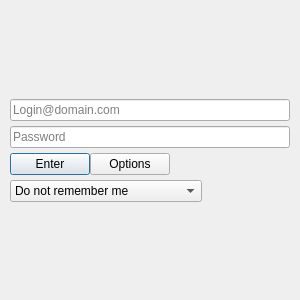
Qt form ui/login_page_widget.ui (KrusnikViers/SimpleJabber) before a commit.
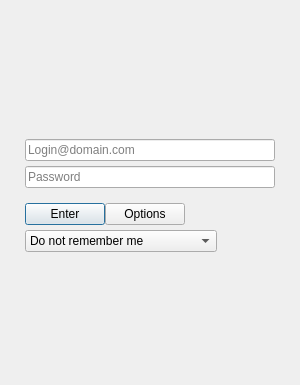
The same form after that commit.

What changed in the file:
```diff
--- a/ui/login_page_widget.ui
+++ b/ui/login_page_widget.ui
@@ -7,7 +7,7 @@
     <x>0</x>
     <y>0</y>
     <width>300</width>
-    <height>300</height>
+    <height>385</height>
    </rect>
   </property>
   <property name="minimumSize">
@@ -19,37 +19,45 @@
   <property name="windowTitle">
    <string>Form</string>
   </property>
-  <layout class="QVBoxLayout" name="verticalLayout_2" stretch="0,0,0,0,0,0">
-   <property name="spacing">
-    <number>5</number>
-   </property>
+  <layout class="QGridLayout" name="gridLayout">
    <property name="leftMargin">
-    <number>10</number>
+    <number>0</number>
    </property>
    <property name="topMargin">
     <number>0</number>
    </property>
    <property name="rightMargin">
-    <number>10</number>
+    <number>0</number>
    </property>
    <property name="bottomMargin">
     <number>0</number>
    </property>
-   <item>
-    <spacer name="_spacer_1">
-     <property name="orientation">
-      <enum>Qt::Vertical</enum>
-     </property>
-     <property name="sizeHint" stdset="0">
-      <size>
-       <width>20</width>
-       <height>40</height>
-      </size>
-     </property>
-    </spacer>
-   </item>
-   <item>
+   <property name="horizontalSpacing">
+    <number>0</number>
+   </property>
+   <property name="verticalSpacing">
+    <number>5</number>
+   </property>
+   <item row="1" column="1">
     <widget class="QLineEdit" name="login_edit">
+     <property name="sizePolicy">
+      <sizepolicy hsizetype="Fixed" vsizetype="Fixed">
+       <horstretch>0</horstretch>
+       <verstretch>0</verstretch>
+      </sizepolicy>
+     </property>
+     <property name="minimumSize">
+      <size>
+       <width>250</width>
+       <height>0</height>
+      </size>
+     </property>
+     <property name="maximumSize">
+      <size>
+       <width>250</width>
+       <height>16777215</height>
+      </size>
+     </property>
      <property name="text">
       <string/>
      </property>
@@ -61,8 +69,74 @@
      </property>
     </widget>
    </item>
-   <item>
+   <item row="5" column="1">
+    <layout class="QHBoxLayout" name="_layout_1">
+     <property name="spacing">
+      <number>0</number>
+     </property>
+     <item>
+      <widget class="QComboBox" name="on_launch_mode_cbox">
+       <property name="minimumSize">
+        <size>
+         <width>180</width>
+         <height>0</height>
+        </size>
+       </property>
+       <property name="currentIndex">
+        <number>0</number>
+       </property>
+       <item>
+        <property name="text">
+         <string>Do not remember me</string>
+        </property>
+       </item>
+       <item>
+        <property name="text">
+         <string>Remember login</string>
+        </property>
+       </item>
+       <item>
+        <property name="text">
+         <string>Login on next launch (unsafe)</string>
+        </property>
+       </item>
+      </widget>
+     </item>
+     <item>
+      <spacer name="_spacer_7">
+       <property name="orientation">
+        <enum>Qt::Horizontal</enum>
+       </property>
+       <property name="sizeHint" stdset="0">
+        <size>
+         <width>40</width>
+         <height>20</height>
+        </size>
+       </property>
+      </spacer>
+     </item>
+    </layout>
+   </item>
+   <item row="2" column="1">
     <widget class="QLineEdit" name="password_edit">
+     <property name="sizePolicy">
+      <sizepolicy hsizetype="Fixed" vsizetype="Fixed">
+       <horstretch>0</horstretch>
+       <verstretch>0</verstretch>
+      </sizepolicy>
+     </property>
+     <property name="minimumSize">
+      <size>
+       <width>250</width>
+       <height>0</height>
+      </size>
+     </property>
+     <property name="maximumSize">
+      <size>
+       <width>250</width>
+       <height>16777215</height>
+      </size>
+     </property>
      <property name="text">
       <string/>
      </property>
@@ -77,7 +151,7 @@
      </property>
     </widget>
    </item>
-   <item>
+   <item row="4" column="1">
     <layout class="QHBoxLayout" name="_layout_2">
      <property name="spacing">
       <number>0</number>
@@ -114,55 +188,20 @@
      </item>
     </layout>
    </item>
-   <item>
-    <layout class="QHBoxLayout" name="_layout_1">
-     <property name="spacing">
-      <number>0</number>
+   <item row="0" column="1">
+    <spacer name="_spacer_1">
+     <property name="orientation">
+      <enum>Qt::Vertical</enum>
      </property>
-     <item>
-      <widget class="QComboBox" name="on_launch_mode_cbox">
-       <property name="minimumSize">
-        <size>
-         <width>180</width>
-         <height>0</height>
-        </size>
-       </property>
-       <property name="currentIndex">
-        <number>0</number>
-       </property>
-       <item>
-        <property name="text">
-         <string>Do not remember me</string>
-        </property>
-       </item>
-       <item>
-        <property name="text">
-         <string>Remember login</string>
-        </property>
-       </item>
-       <item>
-        <property name="text">
-         <string>Login on next launch (unsafe)</string>
-        </property>
-       </item>
-      </widget>
-     </item>
-     <item>
-      <spacer name="_spacer_7">
-       <property name="orientation">
-        <enum>Qt::Horizontal</enum>
-       </property>
-       <property name="sizeHint" stdset="0">
-        <size>
-         <width>40</width>
-         <height>20</height>
-        </size>
-       </property>
-      </spacer>
-     </item>
-    </layout>
+     <property name="sizeHint" stdset="0">
+      <size>
+       <width>20</width>
+       <height>40</height>
+      </size>
+     </property>
+    </spacer>
    </item>
-   <item>
+   <item row="6" column="1">
     <spacer name="_spacer_2">
      <property name="orientation">
       <enum>Qt::Vertical</enum>
@@ -175,6 +214,48 @@
      </property>
     </spacer>
    </item>
+   <item row="0" column="2" rowspan="7">
+    <spacer name="_spacer">
+     <property name="orientation">
+      <enum>Qt::Horizontal</enum>
+     </property>
+     <property name="sizeHint" stdset="0">
+      <size>
+       <width>10</width>
+       <height>20</height>
+      </size>
+     </property>
+    </spacer>
+   </item>
+   <item row="0" column="0" rowspan="7">
+    <spacer name="_spacer_4">
+     <property name="orientation">
+      <enum>Qt::Horizontal</enum>
+     </property>
+     <property name="sizeHint" stdset="0">
+      <size>
+       <width>10</width>
+       <height>20</height>
+      </size>
+     </property>
+    </spacer>
+   </item>
+   <item row="3" column="1">
+    <spacer name="verticalSpacer">
+     <property name="orientation">
+      <enum>Qt::Vertical</enum>
+     </property>
+     <property name="sizeType">
+      <enum>QSizePolicy::Fixed</enum>
+     </property>
+     <property name="sizeHint" stdset="0">
+      <size>
+       <width>20</width>
+       <height>10</height>
+      </size>
+     </property>
+    </spacer>
+   </item>
   </layout>
  </widget>
  <resources/>
```
